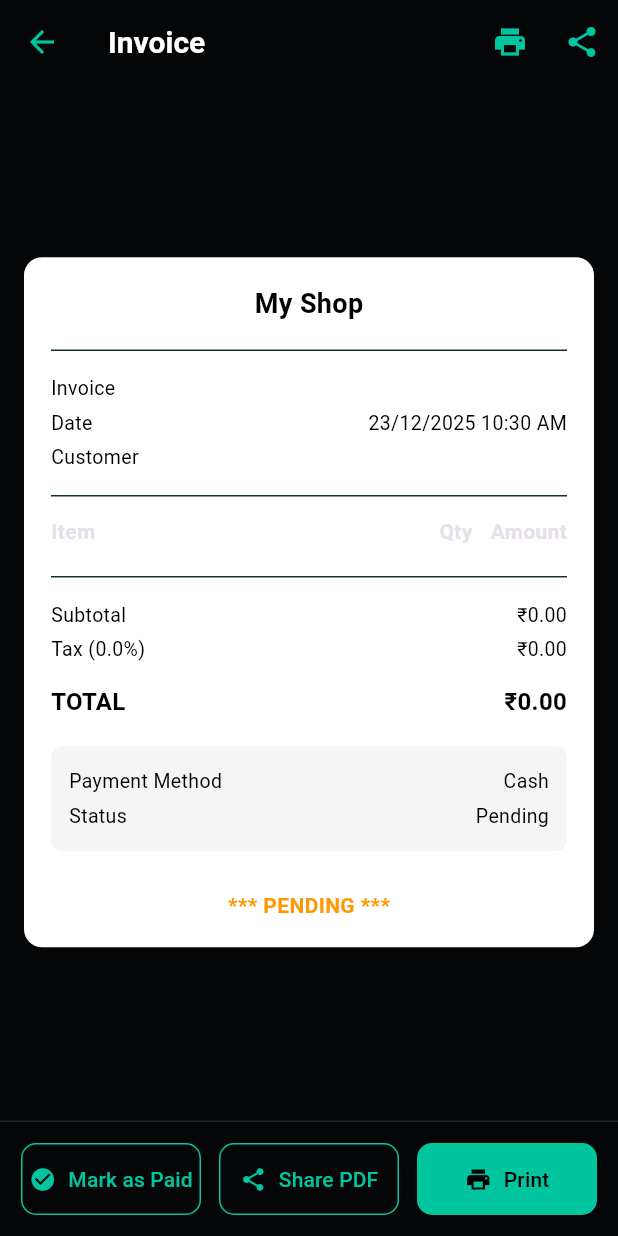
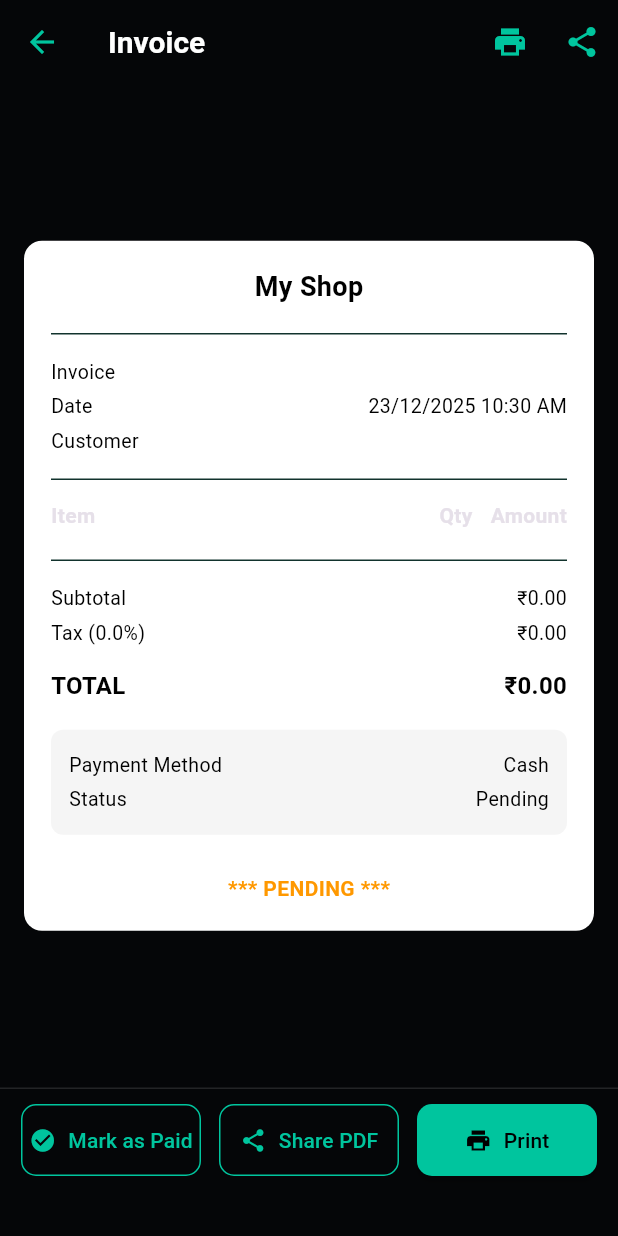
Before and after one commit to thomasmartinoa/billing_app, a Flutter app: the InvoiceReceiptScreen screen opened directly with empty values, on a phone screen of 412 x 824 dp. Run offline on Flutter 3.47's test engine with Material 3 defaults, Android fonts, the phone set to English and light mode, and no system bars; our stand-ins replace cloud_firestore, firebase_auth, firebase_core, google_sign_in, pdf, printing and 1 more; accounts and stored records are empty.

Commit message:
fixed buttons

```diff
--- a/lib/screens/invoice_receipt_screen.dart
+++ b/lib/screens/invoice_receipt_screen.dart
@@ -397,7 +397,7 @@
 
       // BOTTOM ACTION BAR
       bottomNavigationBar: Container(
-        padding: const EdgeInsets.all(14),
+        padding: const EdgeInsets.fromLTRB(14, 10, 14, 40),
         decoration: BoxDecoration(
           color: Theme.of(context).scaffoldBackgroundColor,
           border: const Border(top: BorderSide(color: Colors.white12)),
```
Also changed, not shown: lib/screens/create_invoice_screen.dart (+4 -6 lines).
